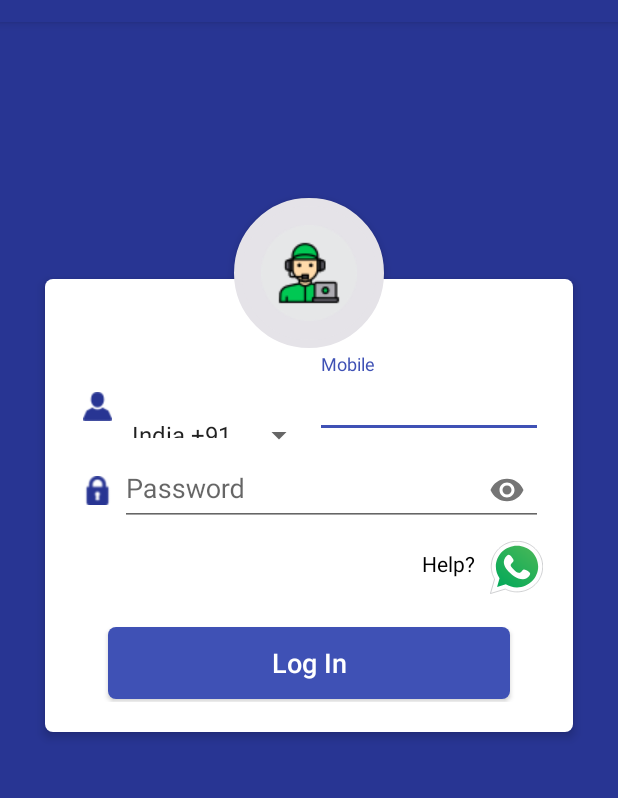
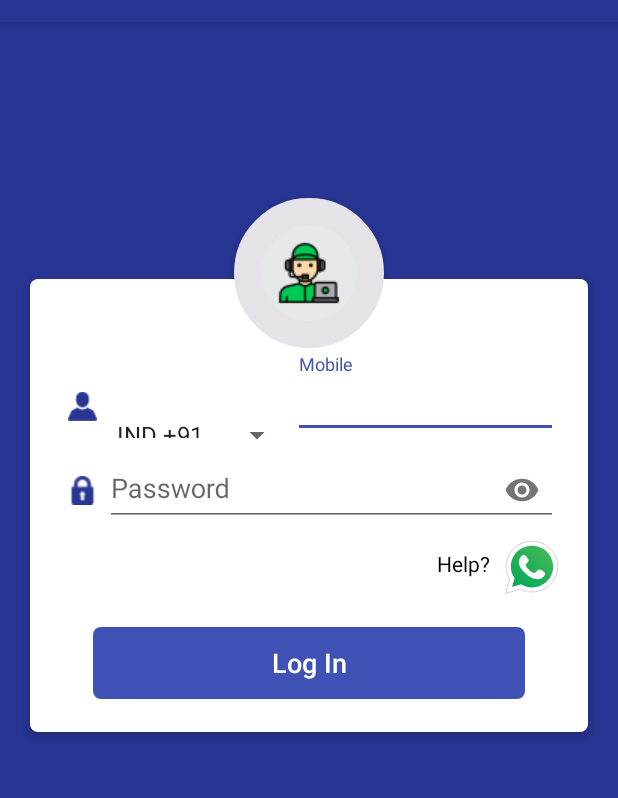
Before and after one commit to NPAVChetan/NPAVHelpdeskTicket, an Android app: the screen it shows after launch (LoginActivity), on a phone screen of 412 x 824 dp, the part 62-860 px from its top. Run offline under Robolectric (Android 15) with nearby library versions, the phone set to English and light mode, and no system bars; libraries missing offline, so code that uses them is left out: com.auth0.android.

Commit message:
Updated login screen UI

```diff
--- a/app/src/main/java/com/npav/npavhelpdeskticket/activity/TicketChatActivity.java
+++ b/app/src/main/java/com/npav/npavhelpdeskticket/activity/TicketChatActivity.java
@@ -21,6 +21,7 @@ import androidx.recyclerview.widget.RecyclerView;
 
 import com.npav.npavhelpdeskticket.R;
 import com.npav.npavhelpdeskticket.adapter.TicketChatAdapter;
+import com.npav.npavhelpdeskticket.api.APIInterface;
 import com.npav.npavhelpdeskticket.api.RetrofitClient;
 import com.npav.npavhelpdeskticket.pojo.PostMessage;
 import com.npav.npavhelpdeskticket.pojo.PostNote;
@@ -188,7 +189,7 @@ public class TicketChatActivity extends AppCompatActivity {
         Tickets tickets = new Tickets();
         tickets.setTicketStatus(status);
         String token = sharedpreferences.getString("token", "");
-        String url = "https://www.support.test.netprotector.net/api/ticket/web/status/" + ticket_id;
+        String url = APIInterface.BASE_URL + "api/ticket/web/status/" + ticket_id;
         Call<Tickets> call = RetrofitClient.getInstance().getMyApi().updateTicketStatus("bearer " + token, tickets, url);
         call.enqueue(new Callback<Tickets>() {
             @Override
@@ -351,7 +352,7 @@ public class TicketChatActivity extends AppCompatActivity {
         sharedpreferences = getSharedPreferences(Constants.LOGIN_FILE_NAME,
                 Context.MODE_PRIVATE);
         String token = sharedpreferences.getString("token", "");
-        String url = "https://www.support.test.netprotector.net/api/ticket/web/single/" + ticket_id;
+        String url = APIInterface.BASE_URL + "api/ticket/web/single/" + ticket_id;
         Call<Ticket> call = RetrofitClient.getInstance().getMyApi().getticketdetails("bearer " + token, url);
         call.enqueue(new Callback<Ticket>() {
             @Override
--- a/app/src/main/java/com/npav/npavhelpdeskticket/api/APIInterface.java
+++ b/app/src/main/java/com/npav/npavhelpdeskticket/api/APIInterface.java
@@ -15,8 +15,8 @@ import retrofit2.http.PUT;
 import retrofit2.http.Url;
 
 public interface APIInterface {
-    //    String BASE_URL = "https://www.support.test.netprotector.net/";
     String BASE_URL = "https://www.support.test.netprotector.net/";
+//    String BASE_URL = "https://www.support.netprotector.net/";
 
     // Authentication URL ================================================================================
     @POST("api/agent/auth/login")
--- a/app/src/main/java/com/npav/npavhelpdeskticket/fragment/ActiveTicketFragment.java
+++ b/app/src/main/java/com/npav/npavhelpdeskticket/fragment/ActiveTicketFragment.java
@@ -16,6 +16,7 @@ import androidx.recyclerview.widget.RecyclerView;
 
 import com.npav.npavhelpdeskticket.R;
 import com.npav.npavhelpdeskticket.adapter.TicketListAdapter;
+import com.npav.npavhelpdeskticket.api.APIInterface;
 import com.npav.npavhelpdeskticket.api.RetrofitClient;
 import com.npav.npavhelpdeskticket.database.DatabaseHandler;
 import com.npav.npavhelpdeskticket.pojo.Tickets;
@@ -98,7 +99,7 @@ public class ActiveTicketFragment extends Fragment {
         Date post_date = new Date();
         post_date.setDate(post_date.getDate() + 2);
         String end = formatter.format(post_date);
-        String url = "https://www.support.test.netprotector.net/api/ticket/web/list/all/active/" + start + "/" + end;
+        String url = APIInterface.BASE_URL + "api/ticket/web/list/all/active/" + start + "/" + end;
         Call<Tickets> call = RetrofitClient.getInstance().getMyApi().getticketlist1("bearer " + token, url);
         call.enqueue(new Callback<Tickets>() {
             @Override
--- a/app/src/main/java/com/npav/npavhelpdeskticket/fragment/AssignedTicketFragment.java
+++ b/app/src/main/java/com/npav/npavhelpdeskticket/fragment/AssignedTicketFragment.java
@@ -18,6 +18,7 @@ import androidx.recyclerview.widget.RecyclerView;
 import com.npav.npavhelpdeskticket.R;
 import com.npav.npavhelpdeskticket.activity.LoginActivity;
 import com.npav.npavhelpdeskticket.adapter.TicketListAdapter;
+import com.npav.npavhelpdeskticket.api.APIInterface;
 import com.npav.npavhelpdeskticket.api.RetrofitClient;
 import com.npav.npavhelpdeskticket.database.DatabaseHandler;
 import com.npav.npavhelpdeskticket.pojo.Tickets;
@@ -107,7 +108,7 @@ public class AssignedTicketFragment extends Fragment {
         post_date.setDate(post_date.getDate() + 2);
         String end = formatter.format(post_date);
 
-        String url = "https://www.support.test.netprotector.net/api/ticket/web/list/active/" + start + "/" + end;
+        String url = APIInterface.BASE_URL + "api/ticket/web/list/active/" + start + "/" + end;
         Call<Tickets> call = RetrofitClient.getInstance().getMyApi().getticketlist1("bearer " + token, url);
         call.enqueue(new Callback<Tickets>() {
             @Override
--- a/app/src/main/java/com/npav/npavhelpdeskticket/fragment/ClosedTicketFragment.java
+++ b/app/src/main/java/com/npav/npavhelpdeskticket/fragment/ClosedTicketFragment.java
@@ -16,6 +16,7 @@ import androidx.recyclerview.widget.RecyclerView;
 
 import com.npav.npavhelpdeskticket.R;
 import com.npav.npavhelpdeskticket.adapter.TicketListAdapter;
+import com.npav.npavhelpdeskticket.api.APIInterface;
 import com.npav.npavhelpdeskticket.api.RetrofitClient;
 import com.npav.npavhelpdeskticket.database.DatabaseHandler;
 import com.npav.npavhelpdeskticket.pojo.Tickets;
@@ -100,7 +101,7 @@ ClosedTicketFragment extends Fragment {
         Date post_date = new Date();
         post_date.setDate(post_date.getDate() + 2);
         String end = formatter.format(post_date);
-        String url = "https://www.support.test.netprotector.net/api/ticket/web/list/closed/" + start + "/" + end;
+        String url = APIInterface.BASE_URL + "api/ticket/web/list/closed/" + start + "/" + end;
         Call<Tickets> call = RetrofitClient.getInstance().getMyApi().getticketlist1("bearer " + token, url);
         call.enqueue(new Callback<Tickets>() {
             @Override
--- a/app/src/main/java/com/npav/npavhelpdeskticket/fragment/DeletedTicketFragment.java
+++ b/app/src/main/java/com/npav/npavhelpdeskticket/fragment/DeletedTicketFragment.java
@@ -16,6 +16,7 @@ import androidx.recyclerview.widget.RecyclerView;
 
 import com.npav.npavhelpdeskticket.R;
 import com.npav.npavhelpdeskticket.adapter.TicketListAdapter;
+import com.npav.npavhelpdeskticket.api.APIInterface;
 import com.npav.npavhelpdeskticket.api.RetrofitClient;
 import com.npav.npavhelpdeskticket.database.DatabaseHandler;
 import com.npav.npavhelpdeskticket.pojo.Tickets;
@@ -99,7 +100,7 @@ DeletedTicketFragment extends Fragment {
         Date post_date = new Date();
         post_date.setDate(post_date.getDate() + 2);
         String end = formatter.format(post_date);
-        String url = "https://www.support.test.netprotector.net/api/ticket/web/list/deleted/" + start + "/" + end;
+        String url = APIInterface.BASE_URL + "api/ticket/web/list/deleted/" + start + "/" + end;
         Call<Tickets> call = RetrofitClient.getInstance().getMyApi().getticketlist1("bearer " + token, url);
         call.enqueue(new Callback<Tickets>() {
             @Override
--- a/app/src/main/res/layout/activity_login.xml
+++ b/app/src/main/res/layout/activity_login.xml
@@ -24,9 +24,9 @@
         android:layout_width="fill_parent"
         android:layout_height="wrap_content"
         android:layout_below="@+id/login_title"
-        android:layout_marginLeft="30dp"
+        android:layout_marginLeft="20dp"
         android:layout_marginTop="70dp"
-        android:layout_marginRight="30dp"
+        android:layout_marginRight="20dp"
         android:background="@drawable/login_cardview_background"
         android:elevation="4dp"
         android:orientation="vertical"
@@ -53,7 +53,7 @@
 
                 <Spinner
                     android:id="@+id/spinner"
-                    android:layout_width="130dp"
+                    android:layout_width="125dp"
                     android:layout_height="wrap_content"
                     android:layout_marginTop="20dp"
                     android:entries="@array/array_name" />
--- a/app/src/main/res/menu/activity_main_drawer.xml
+++ b/app/src/main/res/menu/activity_main_drawer.xml
@@ -18,7 +18,7 @@
             android:title="@string/menu_deleted" />
         <item
             android:id="@+id/nav_slideshow"
-            android:icon="@drawable/ic_all_active_ticket"
+            android:icon="@drawable/ic_active_ticket"
             android:title="@string/menu_active" />
 
         <item
--- a/app/src/main/res/values/strings.xml
+++ b/app/src/main/res/values/strings.xml
@@ -143,7 +143,7 @@
         <item>Hungary +36</item>
 
         <item>Iceland +354</item>
-        <item>India +91</item>
+        <item>IND +91</item>
         <item>Indonesia +62</item>
         <item>Iran +98</item>
         <item>Iraq +964</item>
```
